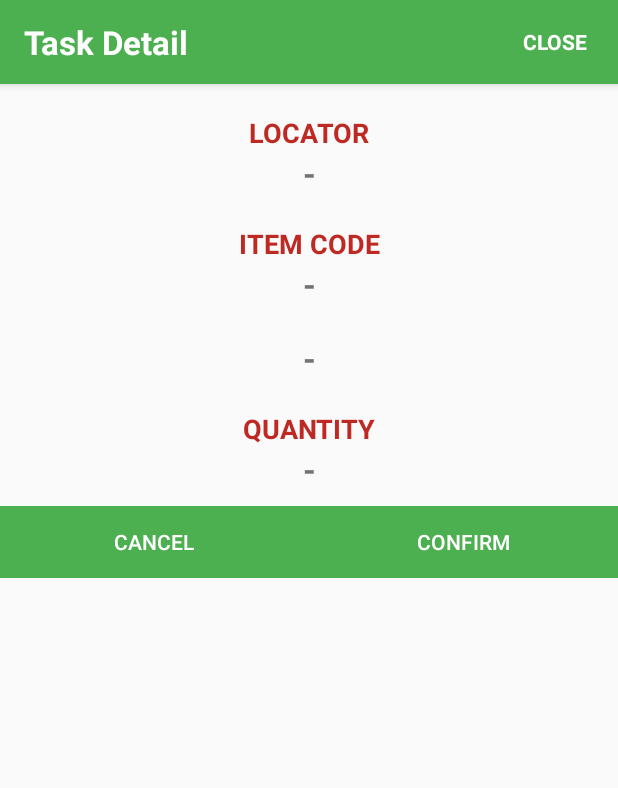
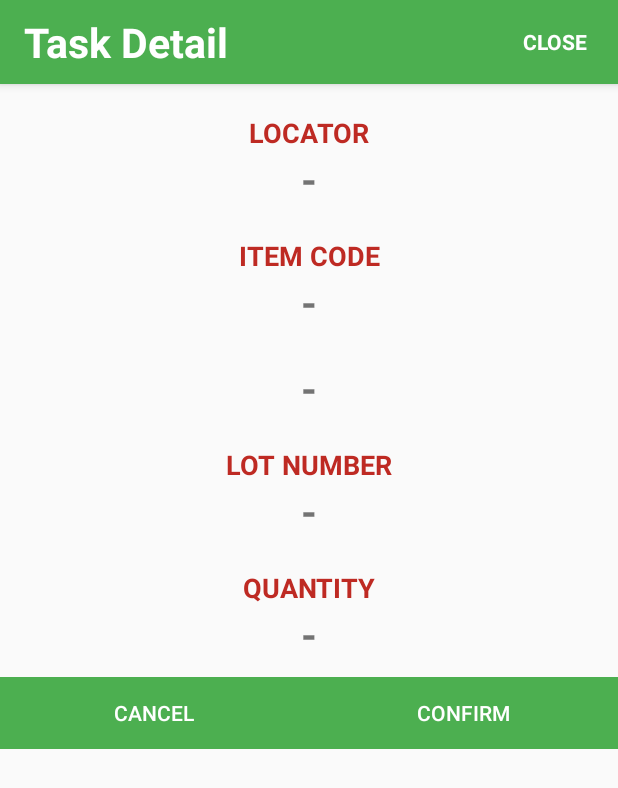
Before and after one commit to mobiledeveloperkn/WMSMobile, an Android app: the layout activity_task_detail.xml on its own in the app's theme, with its tools: preview values and no code run, on a phone screen of 412 x 824 dp. Shown: the top 788 px of the screen. Run offline under Robolectric (Android 15) with nearby library versions, the phone set to English and light mode, and no system bars.

Commit message:
memperbaiki kesalahan yang sudah saya buat sendiri.

```diff
--- a/app/src/main/java/addon/SwipeListAdapter.java
+++ b/app/src/main/java/addon/SwipeListAdapter.java
@@ -288,13 +288,15 @@ public class SwipeListAdapter extends BaseAdapter {
         final Button btnConfirm = (Button) promptView.findViewById(R.id.btn_confirm);
         final Button btnCancel = (Button) promptView.findViewById(R.id.btn_cancelDetail);
         final TextView qty = (TextView) promptView.findViewById(R.id.tv_qty);
+        final TextView tvLotNumber = (TextView) promptView.findViewById(R.id.tv_lot_number);
 
 //        ll_background.setBackgroundResource(R.color.color_primary_red);
 //        ll_background.setAlpha(1);
         tvLocator.setText(mSPMDetailDataList.get(position).getTxtLocator());
         tvItemCode.setText(mSPMDetailDataList.get(position).getTxtItemCode());
         tvItemName.setText(mSPMDetailDataList.get(position).getTxtItemName());
-        qty.setText(mSPMDetailDataList.get(position).getIntQty());
+        qty.setText(mSPMDetailDataList.get(position).getIntQty() + " " + mSPMDetailDataList.get(position).getTxtUOM());
+        tvLotNumber.setText(mSPMDetailDataList.get(position).getTxtLotNumber());
 
         AlertDialog.Builder alertDialogBuilder = new AlertDialog.Builder(activity);
         alertDialogBuilder.setView(promptView);
--- a/app/src/main/java/library/dal/mconfigDA.java
+++ b/app/src/main/java/library/dal/mconfigDA.java
@@ -152,10 +152,10 @@ public class mconfigDA {
                 + "select  1,'android:versionCode','5','5',1;";
         db.execSQL(txtQuery);
 //        txtQuery = "insert or replace into mconfig(intId,txtName,txtValue,txtDefaultValue,intEditAdmin )"
-//                + "select 2,'API','http://wms.kalbenutritionals.web.id/mobileapi','http://10.171.10.13/wmsonline',1;";
+//                + "select 2,'API','http://wms.kalbenutritionals.com/mobileapi','http://10.171.10.13/wmsonline',1;";
 
         txtQuery = "insert or replace into mconfig(intId,txtName,txtValue,txtDefaultValue,intEditAdmin )"
-                + "select 2,'API','http://wms.kalbenutritionals.web.id/mobileapi','http://10.171.10.13/wmsonline',1;";
+                + "select 2,'API','http://10.171.10.13/WMSWebAPI','http://10.171.10.13/wmsonline',1;";
         db.execSQL(txtQuery);
     }
 
--- a/app/src/main/java/wms/mobile/OutstandingTask.java
+++ b/app/src/main/java/wms/mobile/OutstandingTask.java
@@ -683,6 +683,8 @@ public class OutstandingTask extends AppCompatActivity implements View.OnClickLi
                         data.setIntQty(jsonObject.get("QUANTITY").toString());
                         data.setBitStatus(jsonObject.get("STATUS").toString());
                         data.setBitSync(jsonObject.get("SYNC").toString());
+                        data.setTxtLotNumber(jsonObject.get("LOT_NUM").toString());
+                        data.setTxtUOM(jsonObject.get("UOM").toString());
                         data.setIntUserId(dataLogin.getIntUserId());
 
                         new mSPMDetailBL().insert(data);
--- a/app/src/main/res/layout/activity_task_detail.xml
+++ b/app/src/main/res/layout/activity_task_detail.xml
@@ -117,6 +117,25 @@
                 android:textStyle="bold" />
 
             <TextView
+                android:layout_width="match_parent"
+                android:layout_height="wrap_content"
+                android:layout_marginTop="20dp"
+                android:gravity="center"
+                android:text="LOT NUMBER"
+                android:textColor="@color/red"
+                android:textSize="@dimen/text_size_medium"
+                android:textStyle="bold" />
+
+            <TextView
+                android:id="@+id/tv_lot_number"
+                android:layout_width="match_parent"
+                android:layout_height="wrap_content"
+                android:gravity="center"
+                android:text="-"
+                android:textSize="@dimen/text_size_large"
+                android:textStyle="bold" />
+
+            <TextView
                 android:id="@+id/tv_itemnames"
                 android:layout_width="match_parent"
                 android:layout_height="wrap_content"
--- a/app/src/main/res/values/dimens.xml
+++ b/app/src/main/res/values/dimens.xml
@@ -6,7 +6,7 @@
     <dimen name="title_height">35dip</dimen>
     <dimen name="text_size_small">14sp</dimen>
     <dimen name="text_size_medium">18sp</dimen>
-    <dimen name="text_size_large">22sp</dimen>
+    <dimen name="text_size_large">27sp</dimen>
 
     <dimen name="navigation_drawer_width">240dp</dimen>
     <dimen name="drawer_text_size">15sp</dimen>
```
Also changed, not shown: app/src/main/java/library/common/mSPMDetailData.java (+21 -1 lines), app/src/main/java/library/common/tUserLoginData.java (+13 -2 lines), app/src/main/java/library/dal/mSPMDetailDA.java (+47 -23 lines), app/src/main/java/library/dal/tUserLoginDA.java (+13 -5 lines), app/src/main/java/wms/mobile/Home.java (+11 -11 lines), app/src/main/java/wms/mobile/Login.java (+16 -12 lines), app/src/main/res/layout/activity_login.xml (+12 -0 lines).
